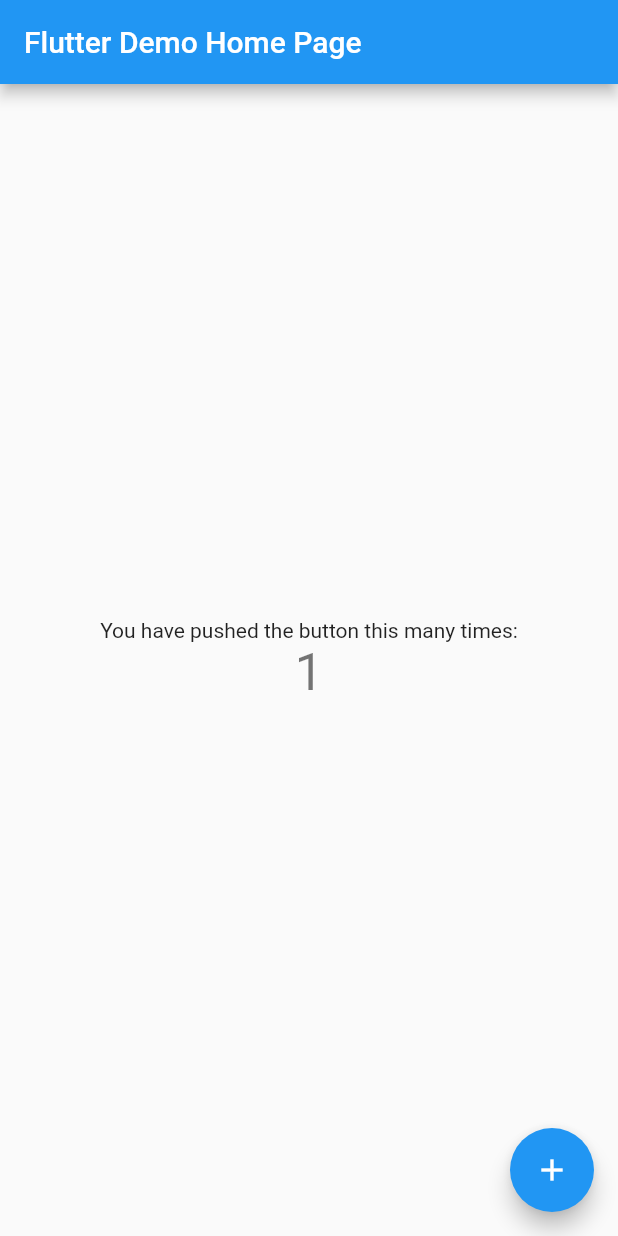
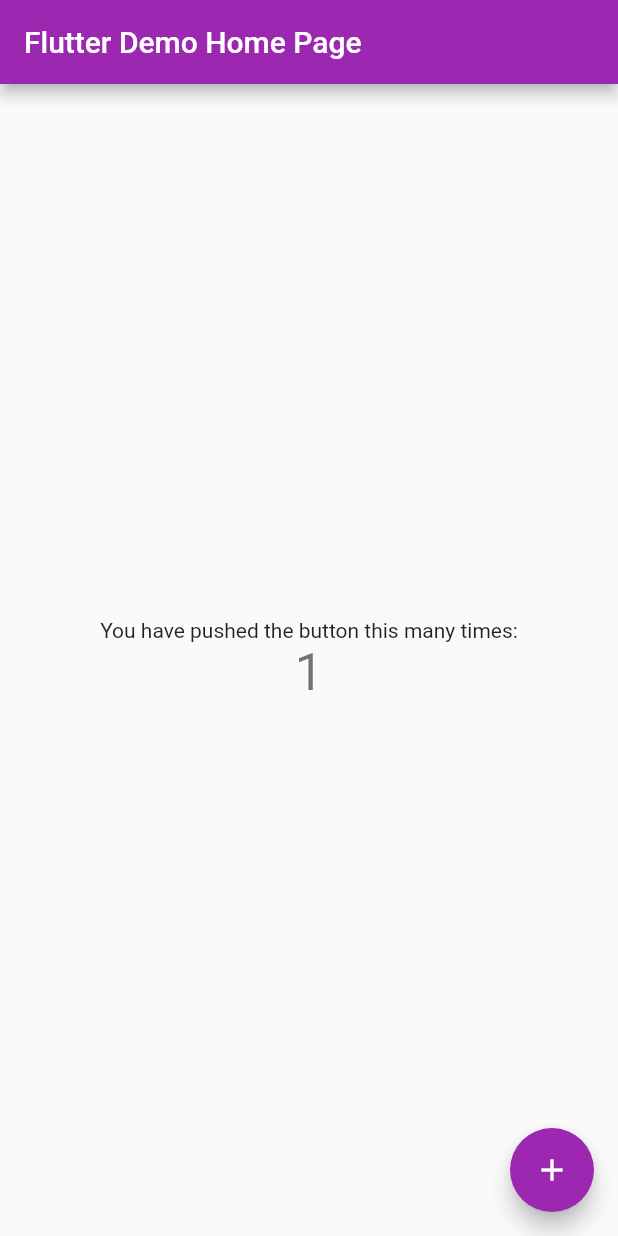
Before and after one commit to willyelns/todo_clean_arch, a Flutter app: the screen it shows after launch, after a tap on the "add" icon, on a phone screen of 412 x 824 dp. Run offline on Flutter 3.47's test engine with Material 2 defaults, Android fonts, the phone set to English and light mode, and no system bars; our stand-ins replace equatable.

Commit message:
refactor: separes the main from app

```diff
--- /dev/null
+++ b/lib/app.dart
@@ -0,0 +1,16 @@
+import 'package:flutter/material.dart';
+
+import 'home_page.dart';
+
+class App extends StatelessWidget {
+  @override
+  Widget build(BuildContext context) {
+    return MaterialApp(
+      title: 'To do list',
+      theme: ThemeData(
+        primarySwatch: Colors.purple,
+      ),
+      home: HomePage(title: 'Flutter Demo Home Page'),
+    );
+  }
+}
--- a/lib/main.dart
+++ b/lib/main.dart
@@ -1,20 +1,7 @@
 import 'package:flutter/material.dart';
 
-import 'home_page.dart';
+import 'app.dart';
 
 void main() {
-  runApp(MyApp());
+  runApp(App());
 }
-
-class MyApp extends StatelessWidget {
-  @override
-  Widget build(BuildContext context) {
-    return MaterialApp(
-      title: 'Flutter Demo',
-      theme: ThemeData(
-        primarySwatch: Colors.blue,
-      ),
-      home: HomePage(title: 'Flutter Demo Home Page'),
-    );
-  }
-}
```
Also changed, not shown: lib/commons/errors/exceptions/server_exception.dart (+9 -1 lines), 1 other file.
